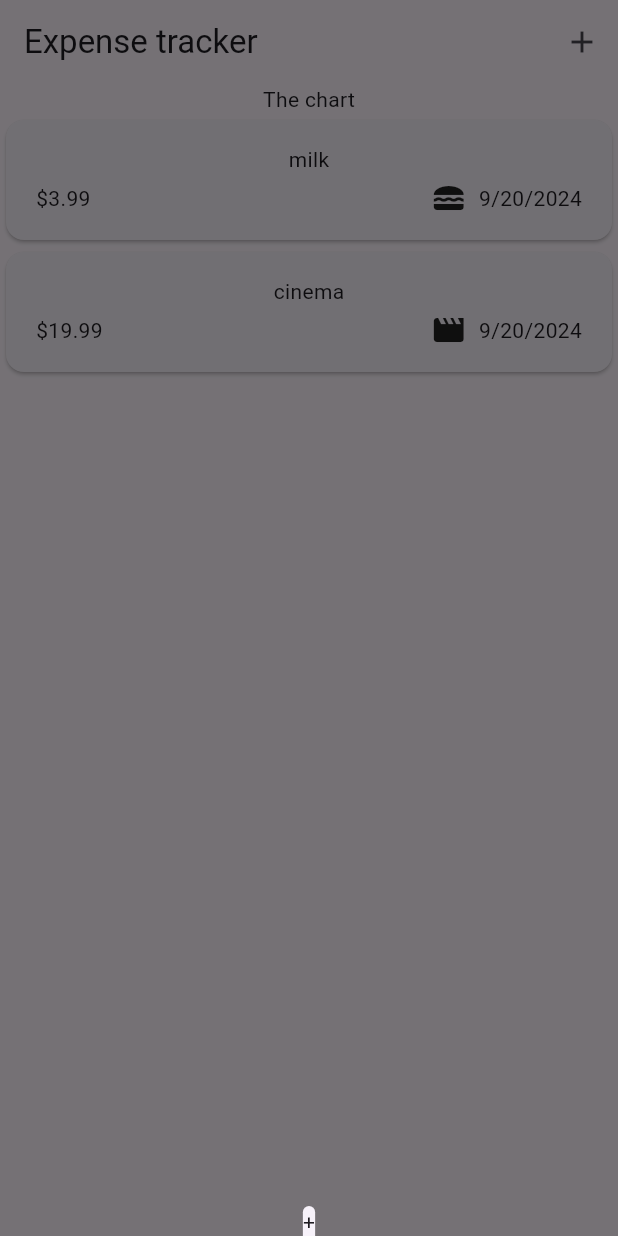
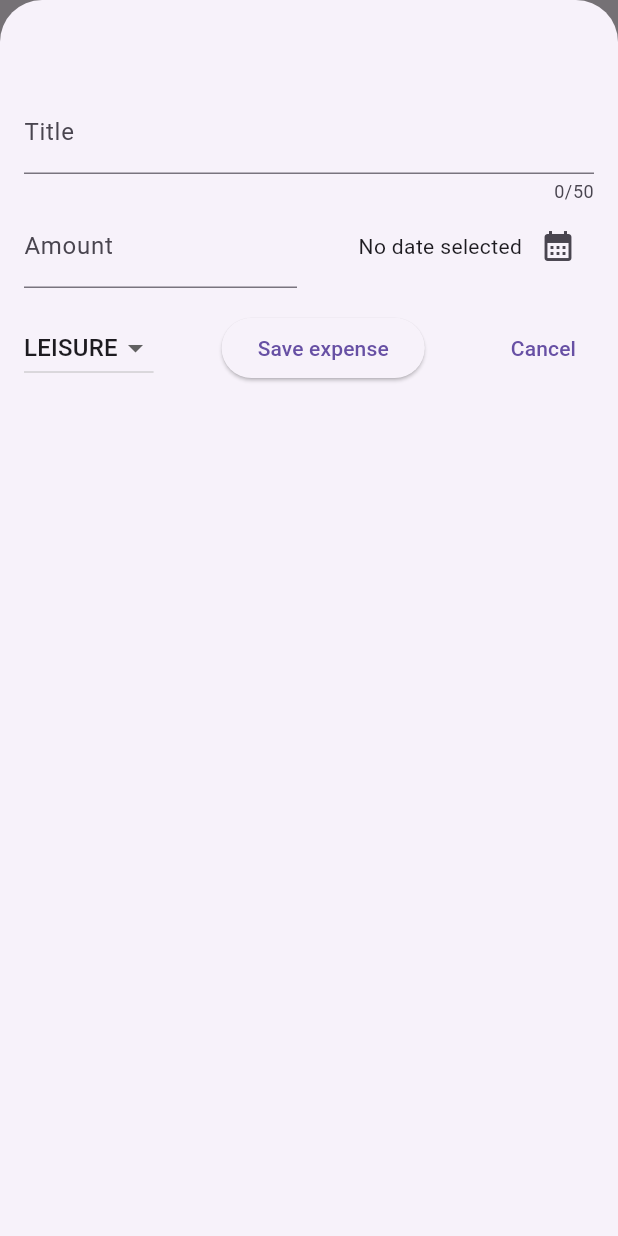
Before and after one commit to WojciechGalecki/expense_tracker, a Flutter app: the screen it shows after launch, after a tap on the "add" icon, on a phone screen of 412 x 824 dp. Run offline on Flutter 3.47's test engine with Material 3 defaults, Android fonts, the phone set to English and light mode, and no system bars.

Commit message:
adding/removing expenses

```diff
--- a/lib/models/expense.dart
+++ b/lib/models/expense.dart
@@ -1,9 +1,8 @@
+import 'package:expense_tracker/utils/date_formatter.dart';
 import 'package:flutter/material.dart';
-import 'package:intl/intl.dart';
 import 'package:uuid/uuid.dart';
 
 const uuid = Uuid();
-final formatter = DateFormat.yMd();
 
 enum ExpenseCategory {
   food,
--- /dev/null
+++ b/lib/utils/date_formatter.dart
@@ -0,0 +1,3 @@
+import 'package:intl/intl.dart';
+
+final formatter = DateFormat.yMd();
--- a/lib/widgets/expenses.dart
+++ b/lib/widgets/expenses.dart
@@ -1,5 +1,6 @@
 import 'package:expense_tracker/widgets/expenses_list/expenses_list.dart';
 import 'package:expense_tracker/models/expense.dart';
+import 'package:expense_tracker/widgets/new_expense.dart';
 import 'package:flutter/material.dart';
 
 class Expenses extends StatefulWidget {
@@ -35,7 +36,7 @@ class _ExpensesState extends State<Expenses> {
         actions: [
           IconButton(
             icon: const Icon(Icons.add),
-            onPressed: _addExpense,
+            onPressed: _showAddExpense,
           ),
         ],
       ),
@@ -43,17 +44,29 @@ class _ExpensesState extends State<Expenses> {
         children: [
           const Text('The chart'),
           Expanded(
-            child: ExpensesList(expenses: _expenses),
+            child: ExpensesList(
+              expenses: _expenses,
+              onRemoveExpense: _removeExpense,
+            ),
           ),
         ],
       ),
     );
   }
 
-  void _addExpense() {
+  void _showAddExpense() {
     showModalBottomSheet(
+      isScrollControlled: true,
       context: context,
-      builder: (ctx) => const Text('+'),
+      builder: (ctx) => NewExpense(onAddExpense: _addExpense),
     );
   }
+
+  void _addExpense(Expense expense) {
+    setState(() => _expenses.add(expense));
+  }
+
+  void _removeExpense(Expense expense) {
+    setState(() => _expenses.remove(expense));
+  }
 }
--- a/lib/widgets/expenses_list/expenses_list.dart
+++ b/lib/widgets/expenses_list/expenses_list.dart
@@ -4,14 +4,23 @@ import 'package:flutter/material.dart';
 
 class ExpensesList extends StatelessWidget {
   final List<Expense> expenses;
+  final void Function(Expense expense) onRemoveExpense;
 
-  const ExpensesList({super.key, required this.expenses});
+  const ExpensesList({
+    super.key,
+    required this.expenses,
+    required this.onRemoveExpense,
+  });
 
   @override
   Widget build(BuildContext context) {
     return ListView.builder(
       itemCount: expenses.length,
-      itemBuilder: (ctx, index) => ExpenseItem(expenses[index]),
+      itemBuilder: (ctx, index) => Dismissible(
+        key: ValueKey(expenses[index]),
+        onDismissed: (direction) => onRemoveExpense(expenses[index]),
+        child: ExpenseItem(expenses[index]),
+      ),
     );
   }
 }
--- /dev/null
+++ b/lib/widgets/new_expense.dart
@@ -0,0 +1,160 @@
+import 'package:expense_tracker/models/expense.dart';
+import 'package:expense_tracker/utils/date_formatter.dart';
+import 'package:flutter/material.dart';
+
+class NewExpense extends StatefulWidget {
+  final void Function(Expense expense) onAddExpense;
+
+  const NewExpense({super.key, required this.onAddExpense});
+
+  @override
+  State<NewExpense> createState() {
+    return _NewExpenseState();
+  }
+}
+
+class _NewExpenseState extends State<NewExpense> {
+  final _titleController = TextEditingController();
+  final _amountController = TextEditingController();
+  DateTime? _selectedDate;
+  ExpenseCategory _selectedCategory = ExpenseCategory.leisure;
+
+  @override
+  void dispose() {
+    _titleController.dispose();
+    _amountController.dispose();
+    super.dispose();
+  }
+
+  @override
+  Widget build(BuildContext context) {
+    return Padding(
+      padding: const EdgeInsets.fromLTRB(16, 60, 16, 16),
+      child: Column(
+        children: [
+          TextField(
+            controller: _titleController,
+            maxLength: 50,
+            decoration: const InputDecoration(
+              label: Text('Title'),
+            ),
+          ),
+          Row(
+            children: [
+              Expanded(
+                child: TextField(
+                  controller: _amountController,
+                  keyboardType:
+                      const TextInputType.numberWithOptions(decimal: true),
+                  decoration: const InputDecoration(
+                    prefixText: '\$ ',
+                    label: Text('Amount'),
+                  ),
+                ),
+              ),
+              const SizedBox(width: 16),
+              Expanded(
+                child: Row(
+                  mainAxisAlignment: MainAxisAlignment.end,
+                  crossAxisAlignment: CrossAxisAlignment.center,
+                  children: [
+                    Text(
+                      _selectedDate == null
+                          ? 'No date selected'
+                          : formatter.format(_selectedDate!),
+                    ),
+                    IconButton(
+                      onPressed: _showDatePicker,
+                      icon: const Icon(Icons.calendar_month),
+                    )
+                  ],
+                ),
+              ),
+            ],
+          ),
+          const SizedBox(height: 16),
+          Row(
+            children: [
+              DropdownButton(
+                value: _selectedCategory,
+                items: ExpenseCategory.values
+                    .map((category) => DropdownMenuItem(
+                          value: category,
+                          child: Text(category.name.toUpperCase()),
+                        ))
+                    .toList(),
+                onChanged: _resolveCategory,
+              ),
+              const Spacer(),
+              ElevatedButton(
+                onPressed: submitExpense,
+                child: const Text('Save expense'),
+              ),
+              const Spacer(),
+              TextButton(
+                onPressed: () => Navigator.pop(context),
+                child: const Text('Cancel'),
+              )
+            ],
+          )
+        ],
+      ),
+    );
+  }
+
+  void _showDatePicker() async {
+    final now = DateTime.now();
+    final firstDate = DateTime(now.year - 1, now.month, now.day);
+
+    final pickedDate = await showDatePicker(
+      context: context,
+      firstDate: firstDate,
+      lastDate: now,
+    );
+
+    setState(() => _selectedDate = pickedDate);
+  }
+
+  void _resolveCategory(ExpenseCategory? category) {
+    if (category == null) {
+      return;
+    }
+    setState(() => _selectedCategory = category);
+  }
+
+  void submitExpense() {
+    final title = _titleController.text.trim();
+    final amount = double.tryParse(_amountController.text);
+    if (title.isEmpty || !isValidAmount(amount) || _selectedDate == null) {
+      showDialog(
+        context: context,
+        builder: (ctx) => AlertDialog(
+          title: const Text('Invalid input'),
+          content: const Text('Please enter all needed expense values'),
+          actions: [
+            TextButton(
+              onPressed: () => Navigator.pop(ctx),
+              child: const Text('Ok'),
+            ),
+          ],
+        ),
+      );
+      return;
+    }
+
+    widget.onAddExpense(
+      Expense(
+        title: title,
+        amount: amount!,
+        date: _selectedDate!,
+        category: _selectedCategory,
+      ),
+    );
+
+    Navigator.pop(context);
+  }
+
+  bool isValidAmount(double? amount) {
+    return amount != null && amount > 0;
+  }
+}
```
